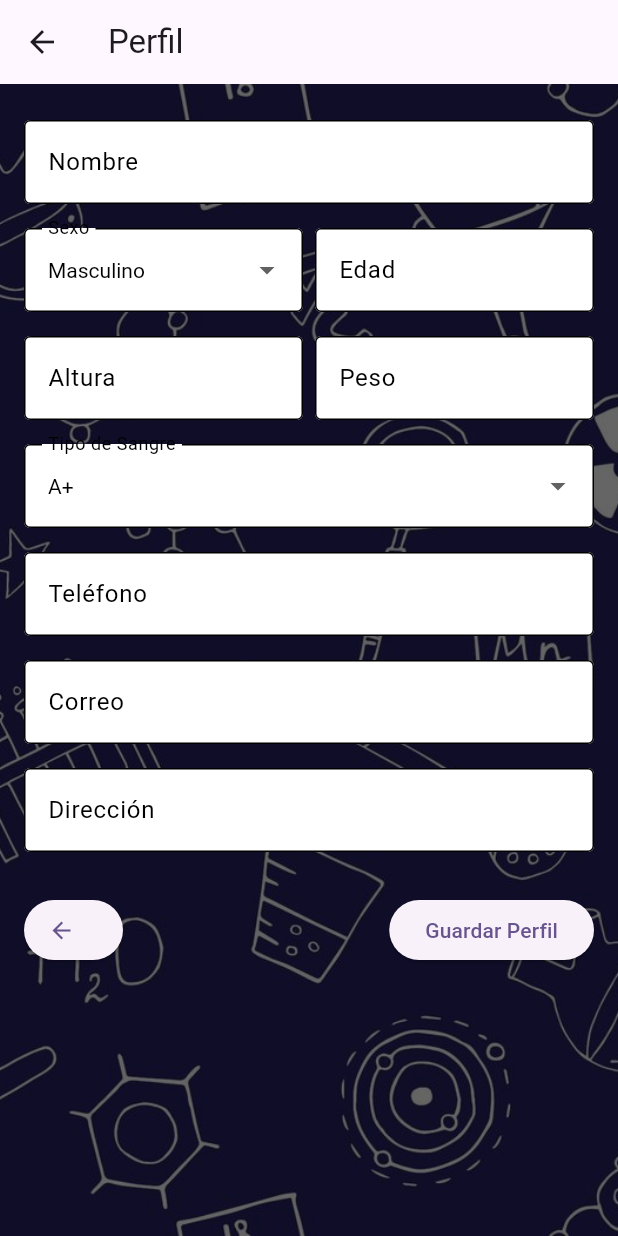
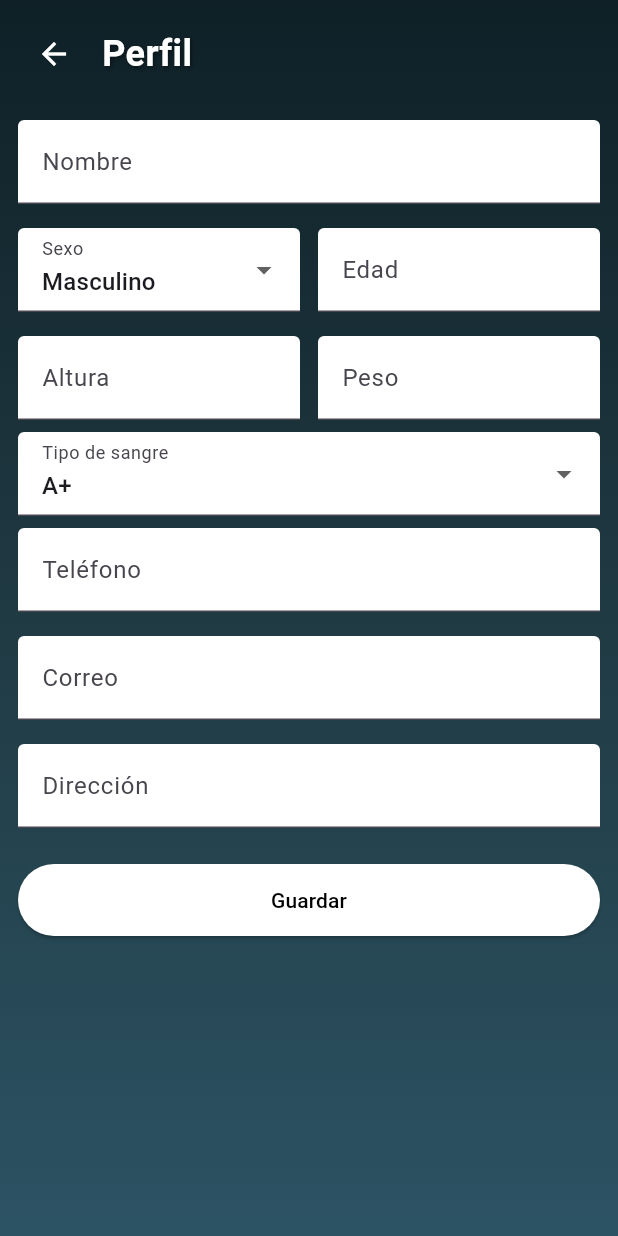
Before and after one commit to DVeliz99/lab_cg, a Flutter app: the ProfileScreen screen opened directly, on a phone screen of 412 x 824 dp. Run offline on Flutter 3.47's test engine with Material 3 defaults, Android fonts, the phone set to English and light mode, and no system bars; our stand-ins replace firebase_auth; accounts and stored records are empty.

Commit message:
feat: actualización de UI en profile_screen.dart y ajustes en estructura clean architecture (#13)
* docs(profile.dart): Añadir archivo profile.dart

Añadir archivo y comentario

* Final local fixes before pulling

* Pantalla Perfil

* feat(perfil): implementacion de pantalla de perfil

* feat(pantalla-perfil): agregar fondo degradado y app bar personalizada

se añadio un contendero con gradiente y las estructuras pendientes.

```diff
--- /dev/null
+++ b/lib/data/data_sources/data_profile.dart
@@ -0,0 +1,17 @@
+import 'package:lab_cg/domain/profile.dart';
+import 'package:lab_cg/data/repositories/profile_repository.dart';
+
+class DataProfile implements ProfileRepository {
+  final List<Profile> _profiles = [];
+
+  @override
+  Future<void> saveProfile(Profile profile) async {
+    _profiles.clear();
+    _profiles.add(profile);
+  }
+
+  Profile? getProfile() {
+    if (_profiles.isEmpty) return null;
+    return _profiles.first;
+  }
+}
--- a/lib/data/data_sources/local_user_data_source.dart
+++ /dev/null
@@ -1,24 +0,0 @@
-import 'package:lab_cg/domain/user.dart';
-import 'package:lab_cg/data/repositories/user_repository.dart';
-
-class LocalUserDataSource implements UserRepository {
-  @override
-  Future<void> createUser(User user) async {}
-
-  @override
-  Future<void> deleteUser(int id) async {}
-
-  @override
-  Future<User?> getUserById(int id) async => null;
-
-  @override
-  Future<List<User>> getUsers() async => [];
-
-  @override
-  Future<void> updateUser(User user) async {}
-
-  @override
-  Future<void> saveUserProfile(UserProfile user) async {
-    print('Guardado: ${user.nombre}');
-  }
-}
--- /dev/null
+++ b/lib/data/firebase_data_sources/firebase_profile.dart
@@ -0,0 +1,10 @@
+import 'package:lab_cg/domain/profile.dart';
+import 'package:lab_cg/data/repositories/profile_repository.dart';
+
+class FirebaseProfileDataSource implements ProfileRepository {
+  @override
+  Future<void> saveProfile(Profile profile) async {
+    // Aquí se puede integrar Firebase o cualquier otro backend
+    print('Guardando perfil de usuario: ${profile.name}');
+  }
+}
--- /dev/null
+++ b/lib/data/repositories/profile_repository.dart
@@ -0,0 +1,5 @@
+import 'package:lab_cg/domain/profile.dart';
+
+abstract class ProfileRepository {
+  Future<void> saveProfile(Profile profile);
+}
--- a/lib/data/repositories/user_repository.dart
+++ b/lib/data/repositories/user_repository.dart
@@ -8,5 +8,4 @@ abstract class UserRepository {
   ); // puede servir para el usuario administrador
   Future<void> updateUser(User user);
   Future<void> deleteUser(int id);
-  Future<void> saveUserProfile(UserProfile user);
 }
--- a/lib/domain/profile.dart
+++ b/lib/domain/profile.dart
@@ -0,0 +1,23 @@
+class Profile {
+  final String name;
+  final String gender;
+  final int age;
+  final double height;
+  final double weight;
+  final String bloodType;
+  final String phone;
+  final String email;
+  final String address;
+
+  Profile({
+    required this.name,
+    required this.gender,
+    required this.age,
+    required this.height,
+    required this.weight,
+    required this.bloodType,
+    required this.phone,
+    required this.email,
+    required this.address,
+  });
+}
--- a/lib/domain/user.dart
+++ b/lib/domain/user.dart
@@ -25,27 +25,3 @@ class User {
     };
   }
 }
-
-class UserProfile {
-  final String nombre;
-  final String sexo;
-  final int edad;
-  final double altura;
-  final double peso;
-  final String tipoSangre;
-  final String telefono;
-  final String correo;
-  final String direccion;
-
-  UserProfile({
-    required this.nombre,
-    required this.sexo,
-    required this.edad,
-    required this.altura,
-    required this.peso,
-    required this.tipoSangre,
-    required this.telefono,
-    required this.correo,
-    required this.direccion,
-  });
-}
--- a/lib/presentation/screens/home.dart
+++ b/lib/presentation/screens/home.dart
@@ -7,8 +7,6 @@ class HomeScreen extends StatelessWidget {
   Widget build(BuildContext context) {
     final double screenWidth = MediaQuery.of(context).size.width;
     final double baseTextSize = screenWidth * 0.03;
-
-
 
     return Scaffold(
       body: SafeArea(
--- a/lib/presentation/screens/profile_screen.dart
+++ b/lib/presentation/screens/profile_screen.dart
@@ -1,7 +1,7 @@
 import 'package:flutter/material.dart';
-import 'package:lab_cg/domain/user.dart';
-import 'package:lab_cg/data/data_sources/local_user_data_source.dart';
-import 'package:lab_cg/use_cases/save_user_profile.dart';
+import 'package:lab_cg/domain/profile.dart';
+import 'package:lab_cg/use_cases/profile_use_cases.dart';
+import 'package:lab_cg/data/data_sources/data_profile.dart';
 
 class ProfileScreen extends StatefulWidget {
   const ProfileScreen({super.key});
@@ -11,53 +11,74 @@ class ProfileScreen extends StatefulWidget {
 }
 
 class _ProfileScreenState extends State<ProfileScreen> {
-  final _nombreController = TextEditingController();
-  final _edadController = TextEditingController();
-  final _alturaController = TextEditingController();
-  final _pesoController = TextEditingController();
-  final _telefonoController = TextEditingController();
-  final _correoController = TextEditingController();
-  final _direccionController = TextEditingController();
+  final _formKey = GlobalKey<FormState>();
+  final _nameController = TextEditingController();
+  final _gender = ValueNotifier<String>('Masculino');
+  final _ageController = TextEditingController();
+  final _heightController = TextEditingController();
+  final _weightController = TextEditingController();
+  final _bloodType = ValueNotifier<String>('A+');
+  final _phoneController = TextEditingController();
+  final _emailController = TextEditingController();
+  final _addressController = TextEditingController();
 
-  String _sexo = 'Masculino';
-  String _tipoSangre = 'A+';
+  final SaveProfile saveProfile = SaveProfile(DataProfile());
 
-  final _saveUserProfile = SaveUserProfile(LocalUserDataSource());
+  void _save() {
+    if (_formKey.currentState!.validate()) {
+      final profile = Profile(
+        name: _nameController.text,
+        gender: _gender.value,
+        age: int.parse(_ageController.text),
+        height: double.parse(_heightController.text),
+        weight: double.parse(_weightController.text),
+        bloodType: _bloodType.value,
+        phone: _phoneController.text,
+        email: _emailController.text,
+        address: _addressController.text,
+      );
+
+      saveProfile(profile);
+      ScaffoldMessenger.of(context).showSnackBar(
+        const SnackBar(content: Text("Perfil guardado exitosamente")),
+      );
+    }
+  }
 
   @override
   Widget build(BuildContext context) {
     return Scaffold(
-      appBar: AppBar(title: const Text('Perfil')),
-      body: Stack(
-        children: [
-          // Fondo con imagen
-          Container(
+      body: Container(
         decoration: const BoxDecoration(
-              image: DecorationImage(
-                image: AssetImage('lib/assets/images/bg.jpg'),
-                fit: BoxFit.cover,
+          gradient: LinearGradient(
+            begin: Alignment.topCenter,
+            end: Alignment.bottomCenter,
+            colors: [Color(0xFF0F2027), Color(0xFF203A43), Color(0xFF2C5364)],
           ),
         ),
-          ),
-
-          // Capa oscura semitransparente
-          Container(color: Colors.black.withAlpha(153)),
-
-          // Contenido encima
-          SingleChildScrollView(
-            padding: const EdgeInsets.all(16),
-            child: Column(
+        child: SafeArea(
+          child: Form(
+            key: _formKey,
+            child: Padding(
+              padding: const EdgeInsets.all(12),
+              child: ListView(
                 children: [
-                _buildTextField('Nombre', _nombreController),
+                  _buildAppBar(),
+                  _buildTextField("Nombre", _nameController),
                   Row(
                     children: [
-                    Expanded(child: _buildDropdownSexo()),
-                    const SizedBox(width: 8),
+                      Expanded(
+                        child: _buildDropdown("Sexo", _gender, [
+                          "Masculino",
+                          "Femenino",
+                        ]),
+                      ),
+                      const SizedBox(width: 12),
                       Expanded(
                         child: _buildTextField(
-                        'Edad',
-                        _edadController,
-                        isNumber: true,
+                          "Edad",
+                          _ageController,
+                          keyboardType: TextInputType.number,
                         ),
                       ),
                     ],
@@ -66,43 +87,79 @@ class _ProfileScreenState extends State<ProfileScreen> {
                     children: [
                       Expanded(
                         child: _buildTextField(
-                        'Altura',
-                        _alturaController,
-                        isDecimal: true,
+                          "Altura",
+                          _heightController,
+                          keyboardType: TextInputType.number,
                         ),
                       ),
-                    const SizedBox(width: 8),
+                      const SizedBox(width: 12),
                       Expanded(
                         child: _buildTextField(
-                        'Peso',
-                        _pesoController,
-                        isDecimal: true,
+                          "Peso",
+                          _weightController,
+                          keyboardType: TextInputType.number,
                         ),
                       ),
                     ],
                   ),
-                _buildDropdownSangre(),
+                  _buildDropdown("Tipo de sangre", _bloodType, [
+                    "A+",
+                    "A-",
+                    "B+",
+                    "B-",
+                    "AB+",
+                    "AB-",
+                    "O+",
+                    "O-",
+                  ]),
                   _buildTextField(
-                  'Teléfono',
-                  _telefonoController,
-                  isNumber: true,
+                    "Teléfono",
+                    _phoneController,
+                    keyboardType: TextInputType.phone,
                   ),
-                _buildTextField('Correo', _correoController),
-                _buildTextField('Dirección', _direccionController),
-                const SizedBox(height: 20),
-                Row(
-                  children: [
-                    ElevatedButton.icon(
-                      icon: const Icon(Icons.arrow_back),
-                      label: const Text(''),
-                      onPressed: () => Navigator.pop(context),
+                  _buildTextField(
+                    "Correo",
+                    _emailController,
+                    keyboardType: TextInputType.emailAddress,
                   ),
-                    const Spacer(),
+                  _buildTextField("Dirección", _addressController),
+                  const SizedBox(height: 16),
                   ElevatedButton(
-                      onPressed: _guardarPerfil,
-                      child: const Text('Guardar Perfil'),
+                    onPressed: _save,
+                    style: ElevatedButton.styleFrom(
+                      backgroundColor: Colors.white,
+                      foregroundColor: Colors.black,
+                      padding: const EdgeInsets.symmetric(vertical: 14),
+                    ),
+                    child: const Text('Guardar'),
                   ),
                 ],
+              ),
+            ),
+          ),
+        ),
+      ),
+    );
+  }
+
+  Widget _buildAppBar() {
+    return Padding(
+      padding: const EdgeInsets.only(bottom: 12),
+      child: Row(
+        children: const [
+          BackButton(color: Colors.white),
+          SizedBox(width: 8),
+          Text(
+            'Perfil',
+            style: TextStyle(
+              fontSize: 24,
+              fontWeight: FontWeight.bold,
+              color: Colors.white,
+              shadows: [
+                Shadow(
+                  offset: Offset(1, 1),
+                  blurRadius: 4,
+                  color: Colors.black45,
                 ),
               ],
             ),
@@ -115,113 +172,46 @@ class _ProfileScreenState extends State<ProfileScreen> {
   Widget _buildTextField(
     String label,
     TextEditingController controller, {
-    bool isNumber = false,
-    bool isDecimal = false,
+    TextInputType? keyboardType,
   }) {
     return Padding(
       padding: const EdgeInsets.symmetric(vertical: 8),
-      child: TextField(
+      child: TextFormField(
         controller: controller,
-        keyboardType:
-            isDecimal
-                ? const TextInputType.numberWithOptions(decimal: true)
-                : (isNumber ? TextInputType.number : TextInputType.text),
+        keyboardType: keyboardType,
         decoration: InputDecoration(
+          labelText: label,
           filled: true,
-          fillColor: Colors.white, // fondo blanco del campo
-          labelText: label,
-          labelStyle: const TextStyle(color: Colors.black),
-          enabledBorder: OutlineInputBorder(
-            borderSide: BorderSide(color: Colors.black),
+          fillColor: Colors.white,
         ),
-          focusedBorder: OutlineInputBorder(
-            borderSide: BorderSide(color: Colors.blue, width: 2),
-          ),
-          border: const OutlineInputBorder(),
-        ),
-        style: const TextStyle(color: Colors.black),
+        validator:
+            (value) =>
+                value == null || value.isEmpty ? 'Campo requerido' : null,
       ),
     );
   }
 
-  Widget _buildDropdownSexo() {
-    return DropdownButtonFormField<String>(
-      value: _sexo,
+  Widget _buildDropdown(
+    String label,
+    ValueNotifier<String> value,
+    List<String> options,
+  ) {
+    return ValueListenableBuilder(
+      valueListenable: value,
+      builder:
+          (_, current, __) => DropdownButtonFormField<String>(
+            value: current,
             items:
-          [
-            'Masculino',
-            'Femenino',
-            'Otro',
-          ].map((s) => DropdownMenuItem(value: s, child: Text(s))).toList(),
-      onChanged: (val) => setState(() => _sexo = val!),
-      style: const TextStyle(color: Colors.black),
-      dropdownColor: Colors.white,
-      decoration: const InputDecoration(
+                options
+                    .map((e) => DropdownMenuItem(value: e, child: Text(e)))
+                    .toList(),
+            onChanged: (val) => value.value = val!,
+            decoration: InputDecoration(
+              labelText: label,
               filled: true,
               fillColor: Colors.white,
-        labelText: 'Sexo', // o 'Tipo de sangre'
-        labelStyle: TextStyle(
-          color: Colors.black,
-        ), // <-- aquí forzamos texto visible
-        border: OutlineInputBorder(),
-        enabledBorder: OutlineInputBorder(
-          borderSide: BorderSide(color: Colors.black),
             ),
           ),
     );
   }
-
-  Widget _buildDropdownSangre() {
-    return Padding(
-      padding: const EdgeInsets.symmetric(vertical: 8),
-      child: DropdownButtonFormField<String>(
-        value: _tipoSangre,
-        items:
-            [
-              'A+',
-              'A-',
-              'B+',
-              'B-',
-              'AB+',
-              'AB-',
-              'O+',
-              'O-',
-            ].map((t) => DropdownMenuItem(value: t, child: Text(t))).toList(),
-        onChanged: (val) => setState(() => _tipoSangre = val!),
-        style: const TextStyle(color: Colors.black),
-        dropdownColor: Colors.white,
-        decoration: const InputDecoration(
-          filled: true,
-          fillColor: Colors.white,
-          labelText: 'Tipo de Sangre', // o 'Tipo de sangre'
-          labelStyle: TextStyle(
-            color: Colors.black,
-          ), // <-- aquí forzamos texto visible
-          border: OutlineInputBorder(),
-          enabledBorder: OutlineInputBorder(
-            borderSide: BorderSide(color: Colors.black),
-          ),
-        ),
-      ),
-    );
 }
-
-  void _guardarPerfil() {
-    final perfil = UserProfile(
-      nombre: _nombreController.text,
-      sexo: _sexo,
-      edad: int.tryParse(_edadController.text) ?? 0,
-      altura: double.tryParse(_alturaController.text) ?? 0.0,
-      peso: double.tryParse(_pesoController.text) ?? 0.0,
-      tipoSangre: _tipoSangre,
-      telefono: _telefonoController.text,
-      correo: _correoController.text,
-      direccion: _direccionController.text,
-    );
-
-    _saveUserProfile(perfil);
-    ScaffoldMessenger.of(
-      context,
-    ).showSnackBar(const SnackBar(content: Text('Perfil guardado')));
-  }
-}
--- /dev/null
+++ b/lib/use_cases/profile_use_cases.dart
@@ -0,0 +1,12 @@
+import 'package:lab_cg/domain/profile.dart';
+import 'package:lab_cg/data/repositories/profile_repository.dart';
+
+class SaveProfile {
+  final ProfileRepository repository;
+
+  SaveProfile(this.repository);
+
+  Future<void> call(Profile profile) async {
+    await repository.saveProfile(profile);
+  }
+}
--- a/lib/use_cases/save_user_profile.dart
+++ /dev/null
@@ -1,12 +0,0 @@
-import 'package:lab_cg/domain/user.dart';
-import 'package:lab_cg/data/repositories/user_repository.dart';
-
-class SaveUserProfile {
-  final UserRepository repository;
-
-  SaveUserProfile(this.repository);
-
-  Future<void> call(UserProfile user) async {
-    await repository.saveUserProfile(user);
-  }
-}
```
Lines whose indentation alone changed are shown as unchanged.
